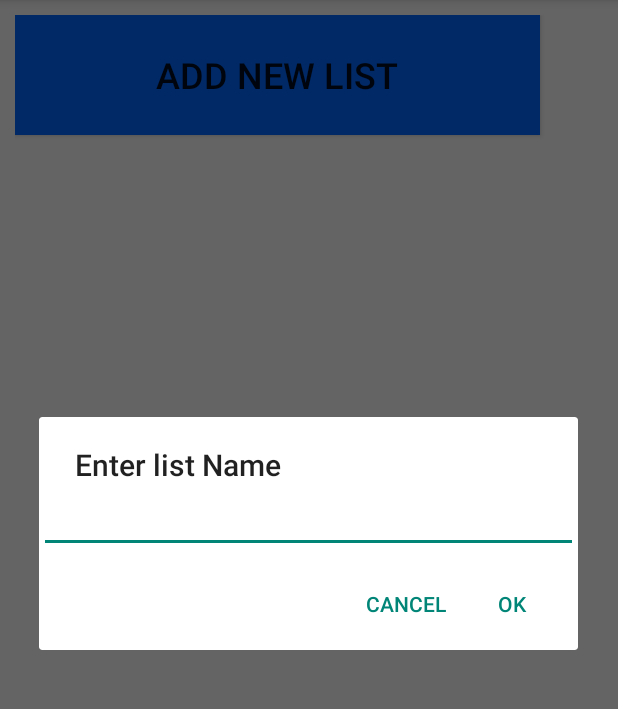
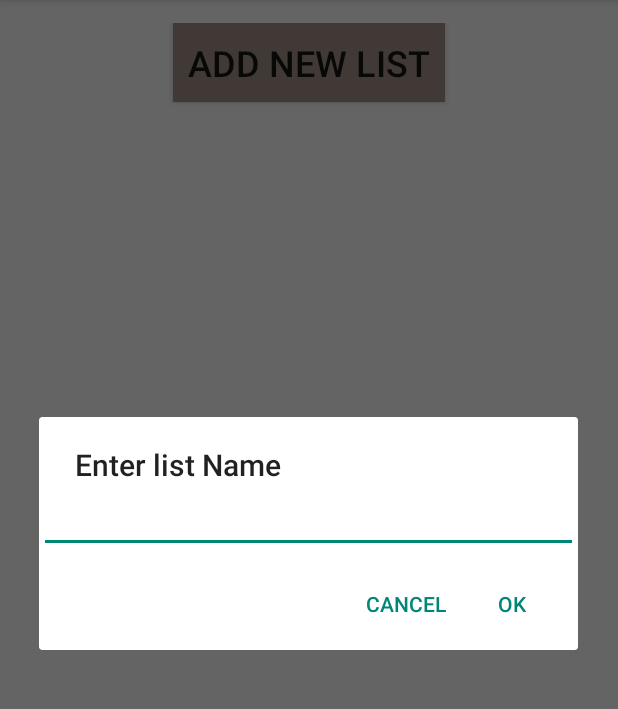
Before and after one commit to adiljay05/to_do_list_andriod, an Android app: the screen it shows after launch (MainActivity), after a tap on "ADD NEW LIST", on a phone screen of 412 x 824 dp, the part 84-793 px from its top. Run offline under Robolectric (Android 15) with nearby library versions, the phone set to English and light mode, and no system bars.

Commit message:
Button Position + color change

```diff
--- a/app/src/main/res/layout/activity_main.xml
+++ b/app/src/main/res/layout/activity_main.xml
@@ -1,20 +1,24 @@
 <?xml version="1.0" encoding="utf-8"?>
+
 <RelativeLayout xmlns:android="http://schemas.android.com/apk/res/android"
     xmlns:tools="http://schemas.android.com/tools"
     android:layout_width="match_parent"
     android:layout_height="match_parent"
-    android:padding="10dp"
-    tools:context=".MainActivity">
+    android:padding="15dp"
+        tools:context=".MainActivity">
 
         <Button
-            android:layout_width="350dp"
-            android:layout_height="80dp"
+            android:id="@+id/newItemButton"
+            android:layout_width="wrap_content"
+            android:layout_height="wrap_content"
+            android:padding="10dp"
+            android:background="#a29088"
             android:text="Add new List"
             android:textSize="24dp"
             android:layout_marginBottom="10dp"
-            android:background="#0066ff"
-            android:id="@+id/newItemButton"
+            android:layout_marginLeft="100dp"
             tools:ignore="HardcodedText" />
+
         <ListView
 
             android:layout_width="match_parent"
```
